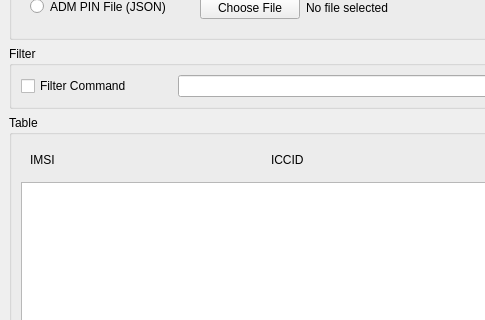
Old version of the form src/sim_csv_gui/UI/ui_mainwindow.ui in the repository andrew-ma/sim_csv_gui; both pictures show x 0 to 485 and y 165 to 485 of the 608 by 743 pixel window.
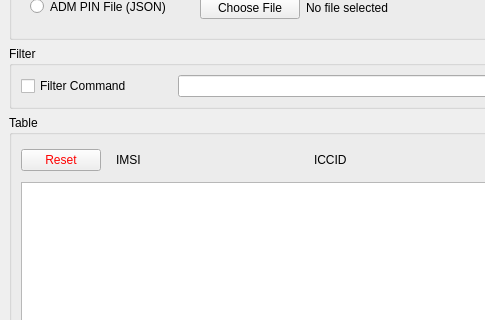
New version of the form. Icons and pictures are not drawn.

Commit message: Add reset table button

Patch:
```diff
--- a/src/sim_csv_gui/UI/ui_mainwindow.ui
+++ b/src/sim_csv_gui/UI/ui_mainwindow.ui
@@ -405,6 +405,27 @@
       <layout class="QVBoxLayout" name="verticalLayout">
        <item>
         <layout class="QHBoxLayout" name="horizontalLayout_4">
+         <item>
+          <widget class="QPushButton" name="resetTableButton">
+           <property name="sizePolicy">
+            <sizepolicy hsizetype="Fixed" vsizetype="Fixed">
+             <horstretch>0</horstretch>
+             <verstretch>0</verstretch>
+            </sizepolicy>
+           </property>
+           <property name="font">
+            <font>
+             <pointsize>9</pointsize>
+            </font>
+           </property>
+           <property name="styleSheet">
+            <string notr="true">color: red</string>
+           </property>
+           <property name="text">
+            <string>Reset</string>
+           </property>
+          </widget>
+         </item>
          <item>
           <widget class="QFrame" name="imsiContainer">
            <layout class="QFormLayout" name="formLayout">
```
The commit also changes 2 other files.
